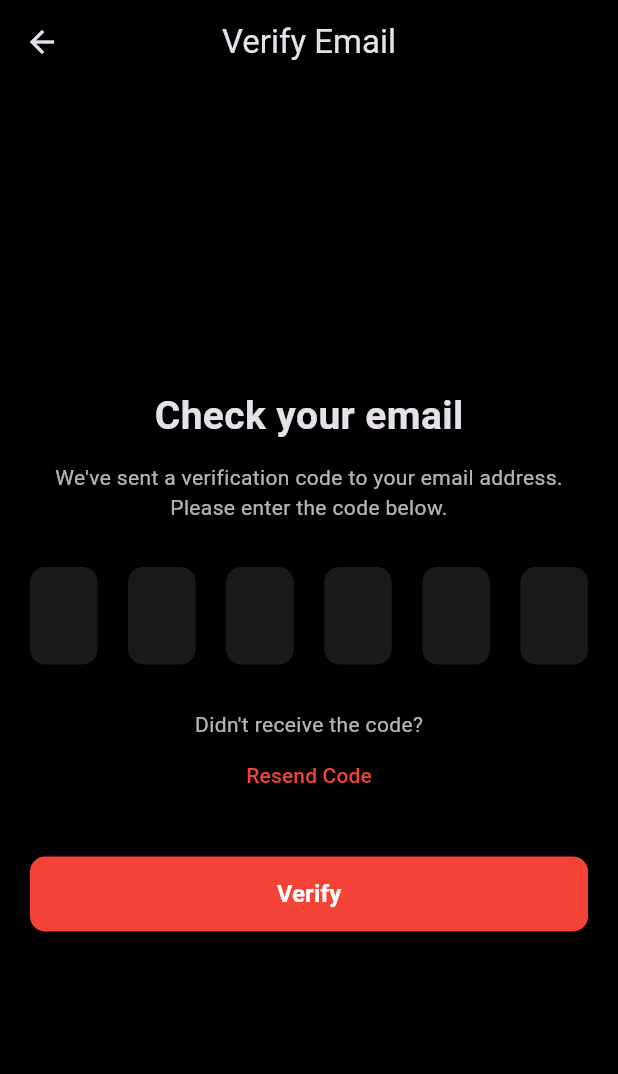
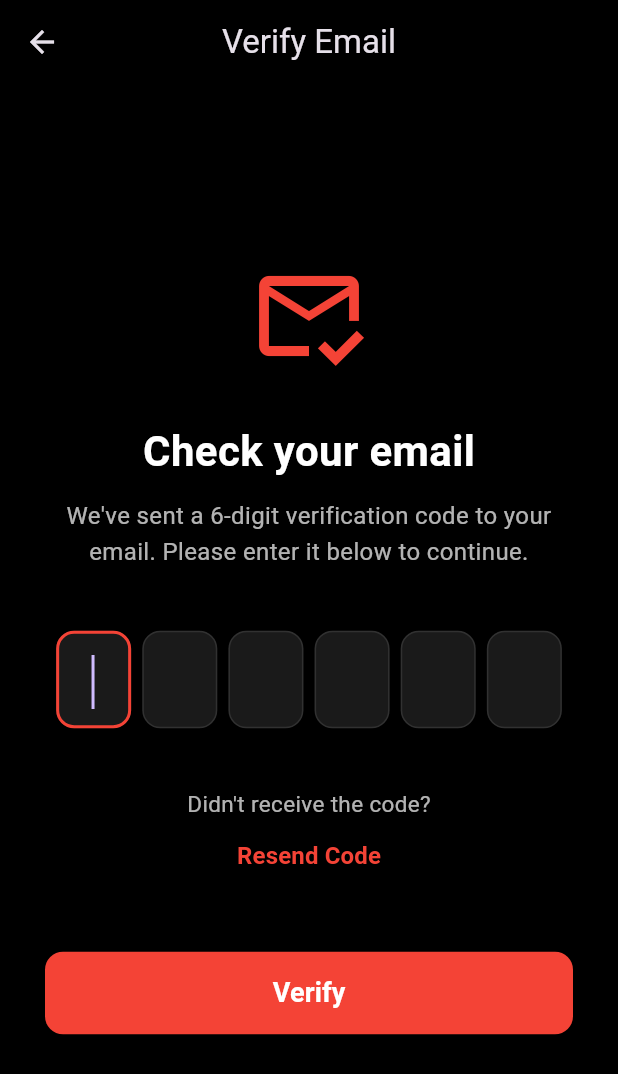
Before and after one commit to uatech22/dar_city_ios, a Flutter app: the VerifyEmailScreen screen opened directly with empty values, on a phone screen of 412 x 824 dp. Shown: the top 1074 px of the screen. Run offline on Flutter 3.47's test engine with Material 3 defaults, Android fonts, the phone set to English and light mode, and no system bars; our stand-ins replace cached_network_image, flutter_secure_storage, google_sign_in, image_picker, share_plus, shared_preferences; accounts and stored records are empty.

Commit message:
Fix App Store review items: support info + UI updates

```diff
--- a/lib/main.dart
+++ b/lib/main.dart
@@ -9,8 +9,11 @@ Future<void> main() async {
   // Ensures that Flutter bindings are initialized before any async operations.
   WidgetsFlutterBinding.ensureInitialized();
 
-  // Get the token from secure storage.
-  final String? token = await SessionManager().getToken();
+  // 1. Initialize SessionManager by loading the token from secure storage.
+  await SessionManager().loadToken();
+
+  // 2. Now getToken() will return the actual token if it exists.
+  final String? token = SessionManager().getToken();
 
   // Load the cart from shared preferences.
   await CartManager().loadCart();
--- a/lib/verify.dart
+++ b/lib/verify.dart
@@ -6,7 +6,7 @@ import 'services/auth_service.dart';
 /* ================= VERIFY EMAIL SCREEN ================= */
 
 class VerifyEmailScreen extends StatefulWidget {
-  final String token; //  registration token from step one
+  final String token; // registration token from step one
 
   const VerifyEmailScreen({super.key, required this.token});
 
@@ -47,7 +47,6 @@ class _VerifyEmailScreenState extends State<VerifyEmailScreen> {
       code: code,
     );
 
-
     setState(() => isVerifying = false);
 
     if (result['success'] == true) {
@@ -55,7 +54,7 @@ class _VerifyEmailScreenState extends State<VerifyEmailScreen> {
         context,
         MaterialPageRoute(
           builder: (_) => CompleteProfileScreen(
-            token: widget.token, //  pass token forward
+            token: widget.token,
           ),
         ),
       );
@@ -82,38 +81,59 @@ class _VerifyEmailScreenState extends State<VerifyEmailScreen> {
   @override
   Widget build(BuildContext context) {
     return Scaffold(
+      backgroundColor: Colors.black,
       appBar: AppBar(
         title: const Text('Verify Email'),
         centerTitle: true,
         backgroundColor: Colors.black,
+        elevation: 0,
       ),
-      body: Padding(
-        padding: const EdgeInsets.all(20),
+      // This is key for tablet/iPad keyboard handling
+      resizeToAvoidBottomInset: true,
+      body: SafeArea(
+        child: LayoutBuilder(
+          builder: (context, constraints) {
+            return SingleChildScrollView(
+              physics: const BouncingScrollPhysics(),
+              child: ConstrainedBox(
+                constraints: BoxConstraints(
+                  minHeight: constraints.maxHeight,
+                ),
+                child: IntrinsicHeight(
+                  child: Padding(
+                    padding: const EdgeInsets.symmetric(horizontal: 30),
+                    child: Center(
+                      child: Container(
+                        constraints: const BoxConstraints(maxWidth: 450), // Standard width for tablet forms
                         child: Column(
                           mainAxisAlignment: MainAxisAlignment.center,
                           children: [
+                            const SizedBox(height: 20),
+                            const Icon(Icons.mark_email_read_outlined, size: 80, color: Colors.red),
+                            const SizedBox(height: 30),
                             const Text(
                               'Check your email',
                               style: TextStyle(
-                fontSize: 26,
+                                fontSize: 28,
                                 fontWeight: FontWeight.bold,
+                                color: Colors.white,
                               ),
                             ),
                             const SizedBox(height: 12),
                             const Text(
-              "We've sent a verification code to your email address. Please enter the code below.",
+                              "We've sent a 6-digit verification code to your email. Please enter it below to continue.",
                               textAlign: TextAlign.center,
-              style: TextStyle(color: Colors.white70),
+                              style: TextStyle(color: Colors.white70, fontSize: 16, height: 1.5),
                             ),
-            const SizedBox(height: 30),
+                            const SizedBox(height: 40),
 
                             /// CODE INPUT
                             CodeInputRow(controllers: _controllers),
 
-            const SizedBox(height: 30),
+                            const SizedBox(height: 40),
                             const Text(
                               "Didn't receive the code?",
-              style: TextStyle(color: Colors.white70),
+                              style: TextStyle(color: Colors.white70, fontSize: 15),
                             ),
                             TextButton(
                               onPressed: isResending ? null : _resendCode,
@@ -121,40 +141,50 @@ class _VerifyEmailScreenState extends State<VerifyEmailScreen> {
                                   ? const SizedBox(
                                 width: 20,
                                 height: 20,
-                child: CircularProgressIndicator(strokeWidth: 2),
+                                child: CircularProgressIndicator(strokeWidth: 2, color: Colors.red),
                               )
                                   : const Text(
                                 'Resend Code',
-                style: TextStyle(color: Colors.red),
+                                style: TextStyle(color: Colors.red, fontWeight: FontWeight.bold, fontSize: 16),
                               ),
                             ),
-            const SizedBox(height: 30),
+                            const SizedBox(height: 40),
 
                             /// VERIFY BUTTON
                             SizedBox(
                               width: double.infinity,
-              height: 50,
+                              height: 55,
                               child: ElevatedButton(
                                 onPressed: isVerifying ? null : _verifyCode,
                                 style: ElevatedButton.styleFrom(
                                   backgroundColor: Colors.red,
+                                  foregroundColor: Colors.white,
                                   shape: RoundedRectangleBorder(
-                    borderRadius: BorderRadius.circular(10),
+                                    borderRadius: BorderRadius.circular(12),
                                   ),
+                                  elevation: 0,
                                 ),
                                 child: isVerifying
                                     ? const CircularProgressIndicator(color: Colors.white)
                                     : const Text(
                                   'Verify',
                                   style: TextStyle(
-                    color: Colors.white,
-                    fontSize: 16,
-                    fontWeight: FontWeight.w600,
+                                    fontSize: 18,
+                                    fontWeight: FontWeight.bold,
                                   ),
                                 ),
                               ),
                             ),
+                            const SizedBox(height: 40), // Ensures space at bottom when keyboard rises
                           ],
+                        ),
+                      ),
+                    ),
+                  ),
+                ),
+              ),
+            );
+          },
         ),
       ),
     );
@@ -171,24 +201,33 @@ class CodeInputRow extends StatelessWidget {
   @override
   Widget build(BuildContext context) {
     return Row(
-      mainAxisAlignment: MainAxisAlignment.spaceBetween,
+      mainAxisAlignment: MainAxisAlignment.spaceEvenly,
       children: List.generate(controllers.length, (index) {
         return SizedBox(
-          width: 45,
+          width: 50,
+          height: 65,
           child: TextField(
             controller: controllers[index],
             keyboardType: TextInputType.number,
             textAlign: TextAlign.center,
             maxLength: 1,
-            inputFormatters: [FilteringTextInputFormatter.digitsOnly],
-            style: const TextStyle(fontSize: 22),
+            autofocus: index == 0,
+            inputFormatters: [
+              FilteringTextInputFormatter.digitsOnly,
+              LengthLimitingTextInputFormatter(1),
+            ],
+            style: const TextStyle(fontSize: 24, fontWeight: FontWeight.bold, color: Colors.white),
             decoration: InputDecoration(
               counterText: '',
               filled: true,
               fillColor: const Color(0xFF1A1A1A),
-              border: OutlineInputBorder(
-                borderRadius: BorderRadius.circular(10),
-                borderSide: BorderSide.none,
+              enabledBorder: OutlineInputBorder(
+                borderRadius: BorderRadius.circular(12),
+                borderSide: const BorderSide(color: Colors.white10),
+              ),
+              focusedBorder: OutlineInputBorder(
+                borderRadius: BorderRadius.circular(12),
+                borderSide: const BorderSide(color: Colors.red, width: 2),
               ),
             ),
             onChanged: (value) {
--- a/pubspec.yaml
+++ b/pubspec.yaml
@@ -16,7 +16,7 @@ publish_to: 'none' # Remove this line if you wish to publish to pub.dev
 # https://developer.apple.com/library/archive/documentation/General/Reference/InfoPlistKeyReference/Articles/CoreFoundationKeys.html
 # In Windows, build-name is used as the major, minor, and patch parts
 # of the product and file versions while build-number is used as the build suffix.
-version: 1.0.2+4
+version: 1.0.3+6
 
 environment:
   sdk: ^3.5.4
@@ -102,7 +102,7 @@ flutter_launcher_icons:
   # in this "flutter" section. Each entry in this list should have a
   # "family" key with the font family name, and a "fonts" key with a
   # list giving the asset and other descriptors for the font. For
-  # example:
+  # uatech:
   # fonts:
   #   - family: Schyler
   #     fonts:
```
Also changed, not shown: pubspec.lock, 7 other files. Lines whose indentation alone changed are shown as unchanged.
